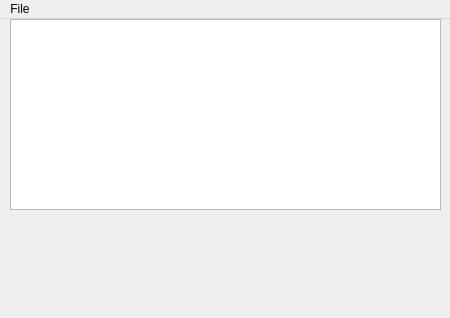
Old version of the form qaudioswitcher.ui in the repository sgiurgiu/QAudioSwitcher.
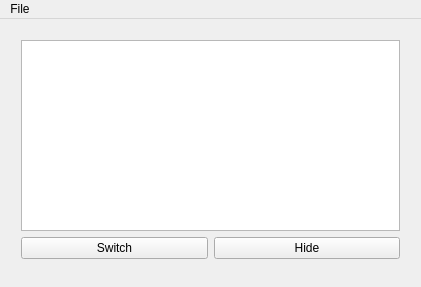
New version of the form.

Diff of the .ui file:
```diff
--- a/qaudioswitcher.ui
+++ b/qaudioswitcher.ui
@@ -6,25 +6,37 @@
    <rect>
     <x>0</x>
     <y>0</y>
-    <width>450</width>
-    <height>318</height>
+    <width>421</width>
+    <height>287</height>
    </rect>
   </property>
   <property name="windowTitle">
    <string>QAudioSwitcher</string>
   </property>
   <widget class="QWidget" name="centralWidget">
-   <widget class="QListWidget" name="listWidget">
+   <property name="sizePolicy">
+    <sizepolicy hsizetype="Expanding" vsizetype="Expanding">
+     <horstretch>0</horstretch>
+     <verstretch>0</verstretch>
+    </sizepolicy>
+   </property>
+   <property name="layoutDirection">
+    <enum>Qt::LeftToRight</enum>
+   </property>
+   <widget class="QWidget" name="verticalLayoutWidget">
     <property name="geometry">
      <rect>
       <x>10</x>
-      <y>0</y>
-      <width>431</width>
-      <height>191</height>
+      <y>10</y>
+      <width>401</width>
+      <height>241</height>
      </rect>
     </property>
+    <layout class="QVBoxLayout" name="verticalLayout">
+     <item>
+      <widget class="QListWidget" name="listWidget">
     <property name="sizePolicy">
-     <sizepolicy hsizetype="Expanding" vsizetype="Fixed">
+        <sizepolicy hsizetype="Expanding" vsizetype="Preferred">
       <horstretch>0</horstretch>
       <verstretch>0</verstretch>
      </sizepolicy>
@@ -32,12 +44,27 @@
     <property name="editTriggers">
      <set>QAbstractItemView::NoEditTriggers</set>
     </property>
-    <property name="movement">
-     <enum>QListView::Snap</enum>
-    </property>
-    <property name="resizeMode">
-     <enum>QListView::Adjust</enum>
-    </property>
+      </widget>
+     </item>
+     <item>
+      <layout class="QHBoxLayout" name="horizontalLayout">
+       <item>
+        <widget class="QPushButton" name="switchButton">
+         <property name="text">
+          <string>Switch</string>
+         </property>
+        </widget>
+       </item>
+       <item>
+        <widget class="QPushButton" name="hideButton">
+         <property name="text">
+          <string>Hide</string>
+         </property>
+        </widget>
+       </item>
+      </layout>
+     </item>
+    </layout>
    </widget>
   </widget>
   <widget class="QMenuBar" name="menuBar">
@@ -45,7 +72,7 @@
     <rect>
      <x>0</x>
      <y>0</y>
-     <width>450</width>
+     <width>421</width>
      <height>22</height>
     </rect>
    </property>
```
Lines whose indentation alone changed are shown as unchanged.
